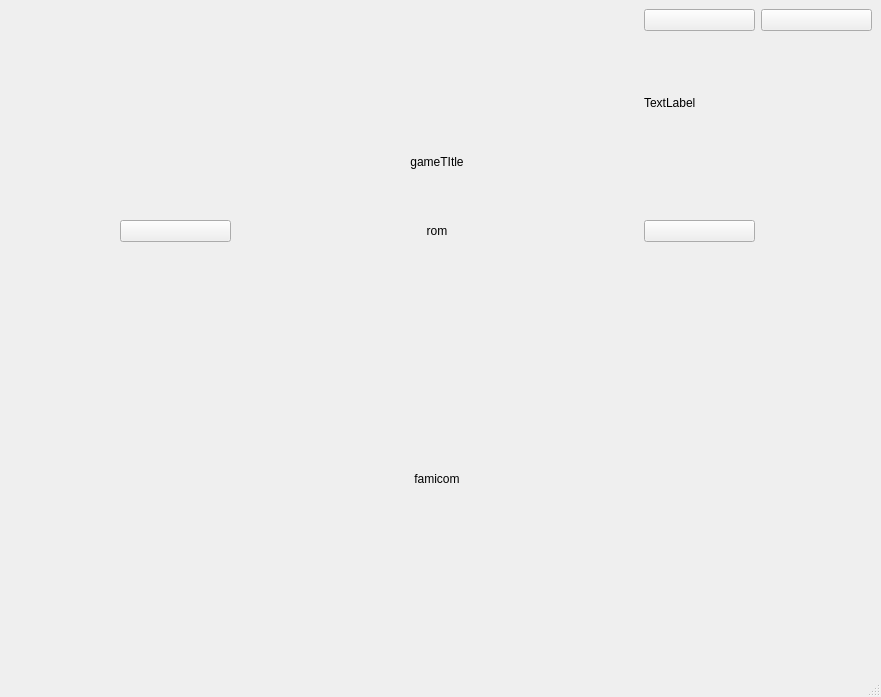
Emu-gators/emugators2.0, file GUITesting/mainwindow.ui: the form before one commit.
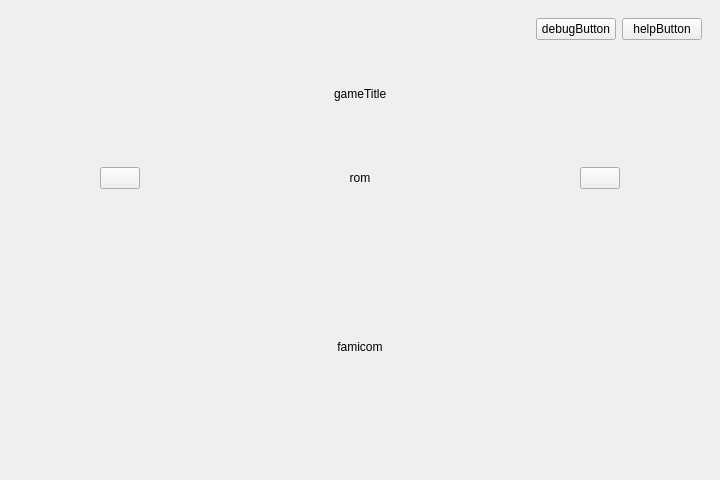
The form after the commit.

Commit message: complete rewrite of drag/drop and GUI

```diff
--- a/GUITesting/mainwindow.ui
+++ b/GUITesting/mainwindow.ui
@@ -6,8 +6,8 @@
    <rect>
     <x>0</x>
     <y>0</y>
-    <width>881</width>
-    <height>697</height>
+    <width>720</width>
+    <height>480</height>
    </rect>
   </property>
   <property name="sizePolicy">
@@ -38,28 +38,15 @@
      <height>480</height>
     </size>
    </property>
-   <layout class="QGridLayout" name="gridLayout_2">
-    <item row="1" column="3">
-     <spacer name="verticalSpacer_3">
-      <property name="orientation">
-       <enum>Qt::Vertical</enum>
-      </property>
-      <property name="sizeHint" stdset="0">
-       <size>
-        <width>20</width>
-        <height>40</height>
-       </size>
-      </property>
-     </spacer>
-    </item>
-    <item row="6" column="1">
+   <layout class="QVBoxLayout" name="verticalLayout">
+    <item>
+     <widget class="QWidget" name="menuWidget" native="true">
+      <layout class="QHBoxLayout" name="horizontalLayout">
+       <item>
      <spacer name="horizontalSpacer">
       <property name="orientation">
        <enum>Qt::Horizontal</enum>
       </property>
-      <property name="sizeType">
-       <enum>QSizePolicy::MinimumExpanding</enum>
-      </property>
       <property name="sizeHint" stdset="0">
        <size>
         <width>40</width>
@@ -68,8 +55,41 @@
       </property>
      </spacer>
     </item>
-    <item row="4" column="0">
-     <spacer name="horizontalSpacer_3">
+       <item>
+        <widget class="QPushButton" name="debugButton">
+         <property name="text">
+          <string>debugButton</string>
+         </property>
+        </widget>
+       </item>
+       <item>
+        <widget class="QPushButton" name="helpButton">
+         <property name="text">
+          <string>helpButton</string>
+         </property>
+        </widget>
+       </item>
+      </layout>
+     </widget>
+    </item>
+    <item>
+     <spacer name="verticalSpacer">
+      <property name="orientation">
+       <enum>Qt::Vertical</enum>
+      </property>
+      <property name="sizeHint" stdset="0">
+       <size>
+        <width>20</width>
+        <height>40</height>
+       </size>
+      </property>
+     </spacer>
+    </item>
+    <item>
+     <widget class="QWidget" name="titleWidget" native="true">
+      <layout class="QHBoxLayout" name="horizontalLayout_4">
+       <item>
+        <spacer name="horizontalSpacer_4">
       <property name="orientation">
        <enum>Qt::Horizontal</enum>
       </property>
@@ -81,29 +101,82 @@
       </property>
      </spacer>
     </item>
-    <item row="2" column="3">
+       <item>
      <widget class="QLabel" name="gameTitle">
-      <property name="sizePolicy">
-       <sizepolicy hsizetype="Preferred" vsizetype="Preferred">
-        <horstretch>0</horstretch>
-        <verstretch>0</verstretch>
-       </sizepolicy>
-      </property>
       <property name="text">
-       <string>gameTItle</string>
+          <string>gameTitle</string>
       </property>
       <property name="scaledContents">
        <bool>true</bool>
       </property>
-      <property name="alignment">
-       <set>Qt::AlignCenter</set>
-      </property>
-      <property name="wordWrap">
-       <bool>false</bool>
-      </property>
+        </widget>
+       </item>
+       <item>
+        <spacer name="horizontalSpacer_5">
+         <property name="orientation">
+          <enum>Qt::Horizontal</enum>
+         </property>
+         <property name="sizeHint" stdset="0">
+          <size>
+           <width>40</width>
+           <height>20</height>
+          </size>
+         </property>
+        </spacer>
+       </item>
+      </layout>
      </widget>
     </item>
-    <item row="4" column="3">
+    <item>
+     <widget class="QWidget" name="romWidget" native="true">
+      <layout class="QHBoxLayout" name="horizontalLayout_2">
+       <item>
+        <spacer name="romLeftSpacer1">
+         <property name="orientation">
+          <enum>Qt::Horizontal</enum>
+         </property>
+         <property name="sizeHint" stdset="0">
+          <size>
+           <width>40</width>
+           <height>20</height>
+          </size>
+         </property>
+        </spacer>
+       </item>
+       <item>
+        <widget class="QPushButton" name="previousButton">
+         <property name="text">
+          <string/>
+         </property>
+        </widget>
+       </item>
+       <item>
+        <spacer name="romLeftSpacer2">
+         <property name="orientation">
+          <enum>Qt::Horizontal</enum>
+         </property>
+         <property name="sizeHint" stdset="0">
+          <size>
+           <width>40</width>
+           <height>20</height>
+          </size>
+         </property>
+        </spacer>
+       </item>
+       <item>
+        <spacer name="romLeftSpacer3">
+         <property name="orientation">
+          <enum>Qt::Horizontal</enum>
+         </property>
+         <property name="sizeHint" stdset="0">
+          <size>
+           <width>40</width>
+           <height>20</height>
+          </size>
+         </property>
+        </spacer>
+       </item>
+       <item>
      <widget class="QLabel" name="label">
       <property name="sizePolicy">
        <sizepolicy hsizetype="MinimumExpanding" vsizetype="MinimumExpanding">
@@ -128,8 +201,8 @@
       </property>
      </widget>
     </item>
-    <item row="4" column="2">
-     <spacer name="horizontalSpacer_5">
+       <item>
+        <spacer name="horizontalSpacer_9">
       <property name="orientation">
        <enum>Qt::Horizontal</enum>
       </property>
@@ -141,7 +214,72 @@
       </property>
      </spacer>
     </item>
-    <item row="6" column="3">
+       <item>
+        <spacer name="horizontalSpacer_11">
+         <property name="orientation">
+          <enum>Qt::Horizontal</enum>
+         </property>
+         <property name="sizeHint" stdset="0">
+          <size>
+           <width>40</width>
+           <height>20</height>
+          </size>
+         </property>
+        </spacer>
+       </item>
+       <item>
+        <widget class="QPushButton" name="nextButton">
+         <property name="text">
+          <string/>
+         </property>
+        </widget>
+       </item>
+       <item>
+        <spacer name="horizontalSpacer_8">
+         <property name="orientation">
+          <enum>Qt::Horizontal</enum>
+         </property>
+         <property name="sizeHint" stdset="0">
+          <size>
+           <width>40</width>
+           <height>20</height>
+          </size>
+         </property>
+        </spacer>
+       </item>
+      </layout>
+     </widget>
+    </item>
+    <item>
+     <spacer name="verticalSpacer_3">
+      <property name="orientation">
+       <enum>Qt::Vertical</enum>
+      </property>
+      <property name="sizeHint" stdset="0">
+       <size>
+        <width>20</width>
+        <height>40</height>
+       </size>
+      </property>
+     </spacer>
+    </item>
+    <item>
+     <widget class="QWidget" name="famicomWidget" native="true">
+      <layout class="QHBoxLayout" name="horizontalLayout_3">
+       <item>
+        <spacer name="famicomLeftSpacer">
+         <property name="orientation">
+          <enum>Qt::Horizontal</enum>
+         </property>
+         <property name="sizeHint" stdset="0">
+          <size>
+           <width>40</width>
+           <height>20</height>
+          </size>
+         </property>
+        </spacer>
+       </item>
+       <item>
      <widget class="QLabel" name="famicom">
       <property name="sizePolicy">
        <sizepolicy hsizetype="MinimumExpanding" vsizetype="MinimumExpanding">
@@ -155,9 +293,6 @@
         <height>150</height>
        </size>
       </property>
-      <property name="layoutDirection">
-       <enum>Qt::LeftToRight</enum>
-      </property>
       <property name="text">
        <string>famicom</string>
       </property>
@@ -169,14 +304,11 @@
       </property>
      </widget>
     </item>
-    <item row="6" column="5">
-     <spacer name="horizontalSpacer_2">
+       <item>
+        <spacer name="famicomRightSpacer">
       <property name="orientation">
        <enum>Qt::Horizontal</enum>
       </property>
-      <property name="sizeType">
-       <enum>QSizePolicy::Expanding</enum>
-      </property>
       <property name="sizeHint" stdset="0">
        <size>
         <width>40</width>
@@ -185,64 +317,10 @@
       </property>
      </spacer>
     </item>
-    <item row="4" column="5">
-     <widget class="QPushButton" name="nextButton">
-      <property name="text">
-       <string/>
-      </property>
+      </layout>
      </widget>
     </item>
-    <item row="4" column="1">
-     <widget class="QPushButton" name="previousButton">
-      <property name="text">
-       <string/>
-      </property>
-     </widget>
-    </item>
-    <item row="1" column="5" rowspan="2">
-     <widget class="QLabel" name="helpScreen">
-      <property name="sizePolicy">
-       <sizepolicy hsizetype="MinimumExpanding" vsizetype="MinimumExpanding">
-        <horstretch>0</horstretch>
-        <verstretch>0</verstretch>
-       </sizepolicy>
-      </property>
-      <property name="text">
-       <string>TextLabel</string>
-      </property>
-     </widget>
-    </item>
-    <item row="0" column="6">
-     <widget class="QPushButton" name="helpButton">
-      <property name="text">
-       <string/>
-      </property>
-     </widget>
-    </item>
-    <item row="0" column="5">
-     <widget class="QPushButton" name="debugButton">
-      <property name="text">
-       <string/>
-      </property>
-     </widget>
-    </item>
-    <item row="7" column="3">
-     <spacer name="verticalSpacer">
-      <property name="orientation">
-       <enum>Qt::Vertical</enum>
-      </property>
-      <property name="sizeType">
-       <enum>QSizePolicy::MinimumExpanding</enum>
-      </property>
-      <property name="sizeHint" stdset="0">
-       <size>
-        <width>20</width>
-        <height>110</height>
-       </size>
-      </property>
-     </spacer>
-    </item>
-    <item row="5" column="3">
+    <item>
      <spacer name="verticalSpacer_2">
       <property name="orientation">
        <enum>Qt::Vertical</enum>
@@ -255,45 +333,21 @@
       </property>
      </spacer>
     </item>
-    <item row="4" column="6">
-     <spacer name="horizontalSpacer_4">
+    <item>
+     <spacer name="verticalSpacer_4">
       <property name="orientation">
-       <enum>Qt::Horizontal</enum>
+       <enum>Qt::Vertical</enum>
       </property>
       <property name="sizeHint" stdset="0">
        <size>
-        <width>40</width>
-        <height>20</height>
-       </size>
-      </property>
-     </spacer>
-    </item>
-    <item row="4" column="4">
-     <spacer name="horizontalSpacer_6">
-      <property name="orientation">
-       <enum>Qt::Horizontal</enum>
-      </property>
-      <property name="sizeHint" stdset="0">
-       <size>
-        <width>40</width>
-        <height>20</height>
+        <width>20</width>
+        <height>40</height>
        </size>
       </property>
      </spacer>
     </item>
    </layout>
   </widget>
-  <widget class="QMenuBar" name="menubar">
-   <property name="geometry">
-    <rect>
-     <x>0</x>
-     <y>0</y>
-     <width>881</width>
-     <height>25</height>
-    </rect>
-   </property>
-  </widget>
-  <widget class="QStatusBar" name="statusbar"/>
  </widget>
  <resources/>
  <connections/>
```
Lines whose indentation alone changed are shown as unchanged. The commit also changes 6 other files.
